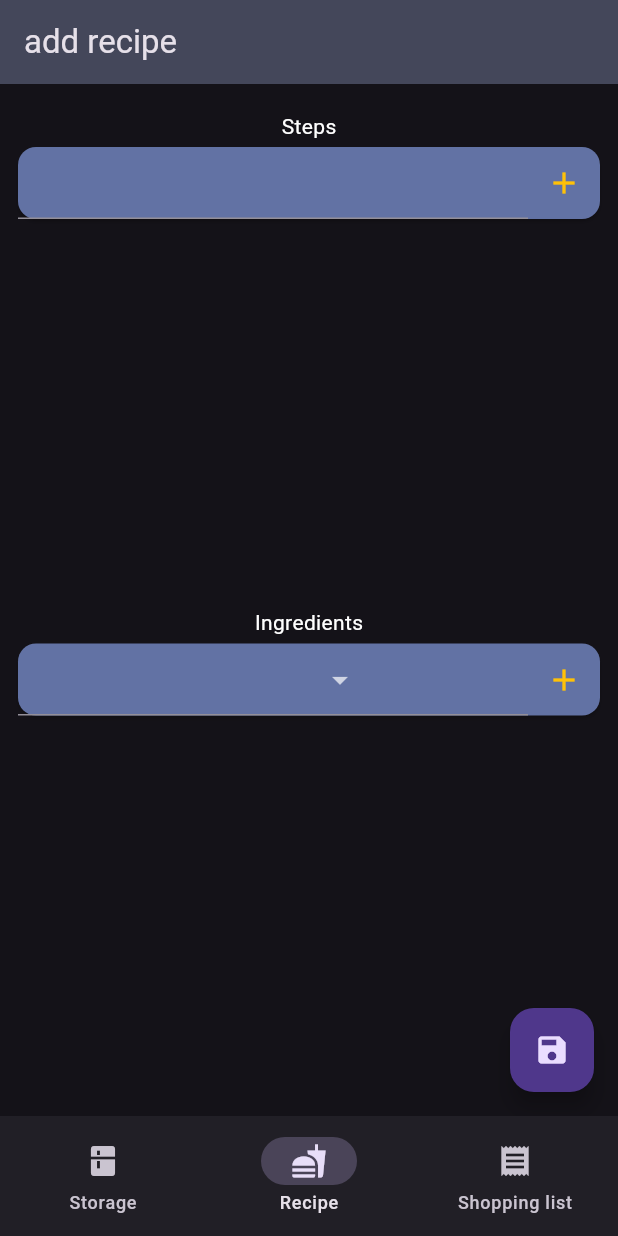
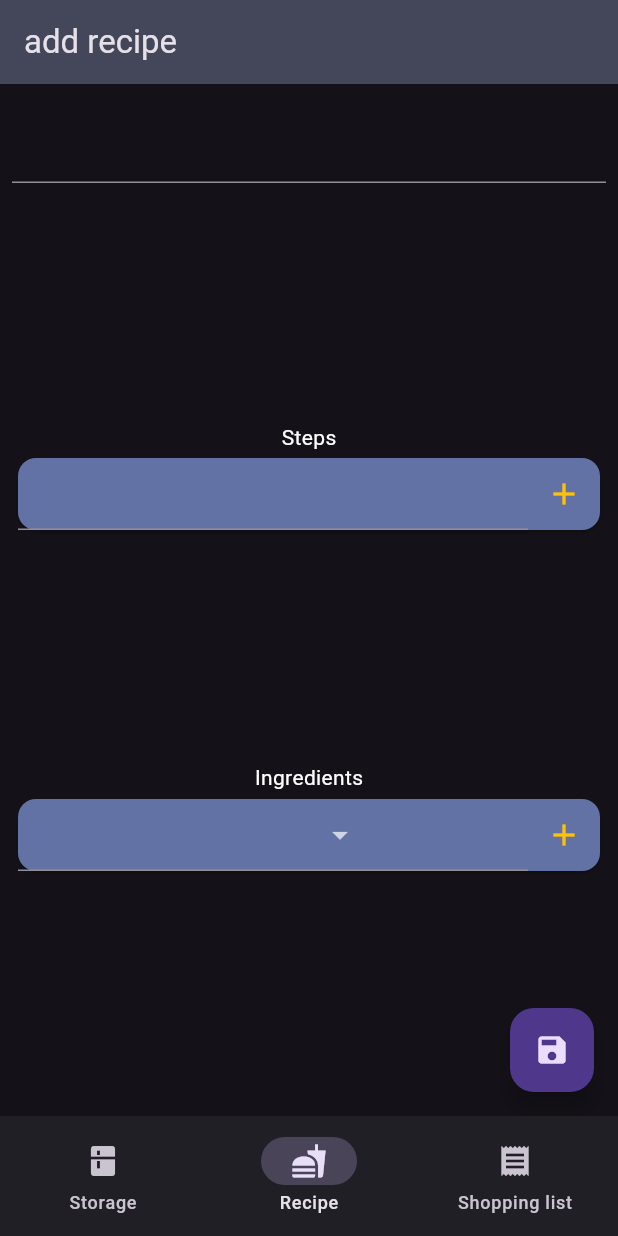
Before and after one commit to jeff06/cooking-friend, a Flutter app: the screen it shows after launch, item 2 of the bottom bar chosen, on a phone screen of 412 x 824 dp. Run offline on Flutter 3.47's test engine with Material 3 defaults, Android fonts, the phone set to English and light mode, and no system bars; drawn by our look-alikes of flutter_form_builder; our stand-ins replace flutter_spinkit, form_builder_validators, get, isar; missing offline and left inert: mobile_scanner; accounts and stored records are empty; generated files the repository leaves out were written again; Roboto replaces fonts that are missing (Sunflower).

```diff
--- /dev/null
+++ b/lib/getx/models/recipe/recipe.dart
@@ -0,0 +1,10 @@
+import 'package:isar/isar.dart';
+
+part 'recipe.g.dart';
+
+@collection
+class Recipe {
+  Id id = Isar.autoIncrement;
+  String? name;
+  //final steps = IsarLinks<Step>();
+}
--- /dev/null
+++ b/lib/getx/models/recipe/step.dart
@@ -0,0 +1,9 @@
+import 'package:isar/isar.dart';
+
+part 'step.g.dart';
+
+@collection
+class Step {
+  Id id = Isar.autoIncrement;
+  String? step;
+}
--- a/lib/screens/recipe/recipe_management.dart
+++ b/lib/screens/recipe/recipe_management.dart
@@ -2,6 +2,7 @@ import 'package:cooking_friend/getx/controller/recipe_controller.dart';
 import 'package:cooking_friend/getx/services/isar_service.dart';
 import 'package:flutter/material.dart';
 import 'package:flutter_form_builder/flutter_form_builder.dart';
+import 'package:form_builder_validators/form_builder_validators.dart';
 import 'package:get/get.dart';
 
 class RecipeManagement extends StatefulWidget {
@@ -45,6 +46,16 @@ class _RecipeManagementState extends State<RecipeManagement> {
           child: Column(
             children: [
               const SizedBox(height: 10),
+              Expanded(
+                child: FormBuilderTextField(
+                  name: "recipe_title",
+                  validator: FormBuilderValidators.compose(
+                    [
+                      FormBuilderValidators.required(),
+                    ],
+                  ),
+                ),
+              ),
               const Text("Steps"),
               Expanded(
                 child: Obx(
--- a/lib/screens/recipe/widget/recipe_ingredient.dart
+++ b/lib/screens/recipe/widget/recipe_ingredient.dart
@@ -74,7 +74,9 @@ class _RecipeIngredientState extends State<RecipeIngredient> {
             child: FormBuilderTextField(
               name: "riq_${widget.guid}",
               validator: FormBuilderValidators.compose(
-                [FormBuilderValidators.required()],
+                [
+                  FormBuilderValidators.required(),
+                ],
               ),
             ),
           ),
```
Also changed, not shown: lib/getx/models/recipe/recipe.g.dart (added), lib/getx/models/recipe/step.g.dart (added).
